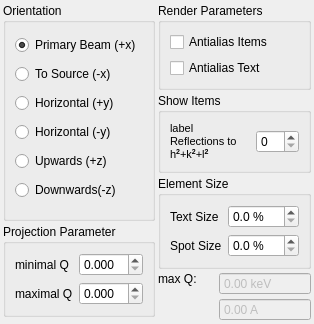
Old version of the form ui/StereoCfg.ui in the repository jonasstein/clip.
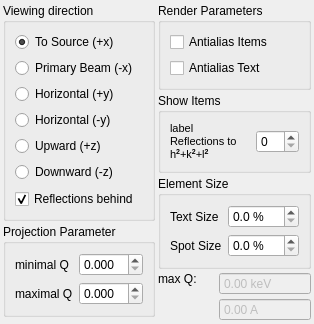
New version of the form.

What changed in the file:
```diff
--- a/ui/StereoCfg.ui
+++ b/ui/StereoCfg.ui
@@ -1,11 +1,11 @@
 <ui version="4.0" >
  <class>StereoCfg</class>
- <widget class="QWidget" name="StereoCfg" >
-  <property name="geometry" >
+ <widget class="QWidget" name="StereoCfg">
+  <property name="geometry">
    <rect>
     <x>0</x>
     <y>0</y>
-    <width>298</width>
+    <width>299</width>
     <height>297</height>
    </rect>
   </property>
@@ -19,41 +19,41 @@
    <property name="spacing" >
     <number>3</number>
    </property>
-   <item rowspan="3" row="0" column="0" >
-    <widget class="QGroupBox" name="orientGroup" >
-     <property name="title" >
-      <string>Orientation</string>
+   <item row="0" column="0" rowspan="3">
+    <widget class="QGroupBox" name="orientGroup">
+     <property name="title">
+      <string>Viewing direction</string>
      </property>
      <property name="flat" >
       <bool>true</bool>
      </property>
-     <layout class="QGridLayout" name="gridLayout_4" >
-      <item row="0" column="0" >
-       <widget class="QRadioButton" name="Xp" >
-        <property name="layoutDirection" >
+     <layout class="QVBoxLayout" name="verticalLayout_2">
+      <item>
+       <widget class="QRadioButton" name="Xp">
+        <property name="layoutDirection">
          <enum>Qt::LeftToRight</enum>
         </property>
-        <property name="text" >
-         <string>Primary Beam (+x)</string>
+        <property name="text">
+         <string>To Source (+x)</string>
         </property>
         <property name="checked" >
          <bool>true</bool>
         </property>
        </widget>
       </item>
-      <item row="1" column="0" >
-       <widget class="QRadioButton" name="Xm" >
-        <property name="layoutDirection" >
+      <item>
+       <widget class="QRadioButton" name="Xm">
+        <property name="layoutDirection">
          <enum>Qt::LeftToRight</enum>
         </property>
-        <property name="text" >
-         <string>To Source (-x)</string>
+        <property name="text">
+         <string>Primary Beam (-x)</string>
         </property>
        </widget>
       </item>
-      <item row="2" column="0" >
-       <widget class="QRadioButton" name="Yp" >
-        <property name="layoutDirection" >
+      <item>
+       <widget class="QRadioButton" name="Yp">
+        <property name="layoutDirection">
          <enum>Qt::LeftToRight</enum>
         </property>
         <property name="text" >
@@ -61,9 +61,9 @@
         </property>
        </widget>
       </item>
-      <item row="3" column="0" >
-       <widget class="QRadioButton" name="Ym" >
-        <property name="layoutDirection" >
+      <item>
+       <widget class="QRadioButton" name="Ym">
+        <property name="layoutDirection">
          <enum>Qt::LeftToRight</enum>
         </property>
         <property name="text" >
@@ -71,23 +71,46 @@
         </property>
        </widget>
       </item>
-      <item row="5" column="0" >
-       <widget class="QRadioButton" name="Zm" >
-        <property name="layoutDirection" >
+      <item>
+       <widget class="QRadioButton" name="Zp">
+        <property name="layoutDirection">
          <enum>Qt::LeftToRight</enum>
         </property>
-        <property name="text" >
-         <string>Downwards(-z)</string>
+        <property name="text">
+         <string>Upward (+z)</string>
         </property>
        </widget>
       </item>
-      <item row="4" column="0" >
-       <widget class="QRadioButton" name="Zp" >
-        <property name="layoutDirection" >
+      <item>
+       <widget class="QRadioButton" name="Zm">
+        <property name="layoutDirection">
          <enum>Qt::LeftToRight</enum>
         </property>
-        <property name="text" >
-         <string>Upwards (+z)</string>
+        <property name="text">
+         <string>Downward (-z)</string>
+        </property>
+       </widget>
+      </item>
+      <item>
+       <spacer name="verticalSpacer_3">
+        <property name="orientation">
+         <enum>Qt::Vertical</enum>
+        </property>
+        <property name="sizeHint" stdset="0">
+         <size>
+          <width>0</width>
+          <height>0</height>
+         </size>
+        </property>
+       </spacer>
+      </item>
+      <item>
+       <widget class="QCheckBox" name="invertProjection">
+        <property name="text">
+         <string>Reflections behind</string>
+        </property>
+        <property name="checked">
+         <bool>true</bool>
         </property>
        </widget>
       </item>
```
Left out of the diff: 235 changed lines with no effect on the pictures.
